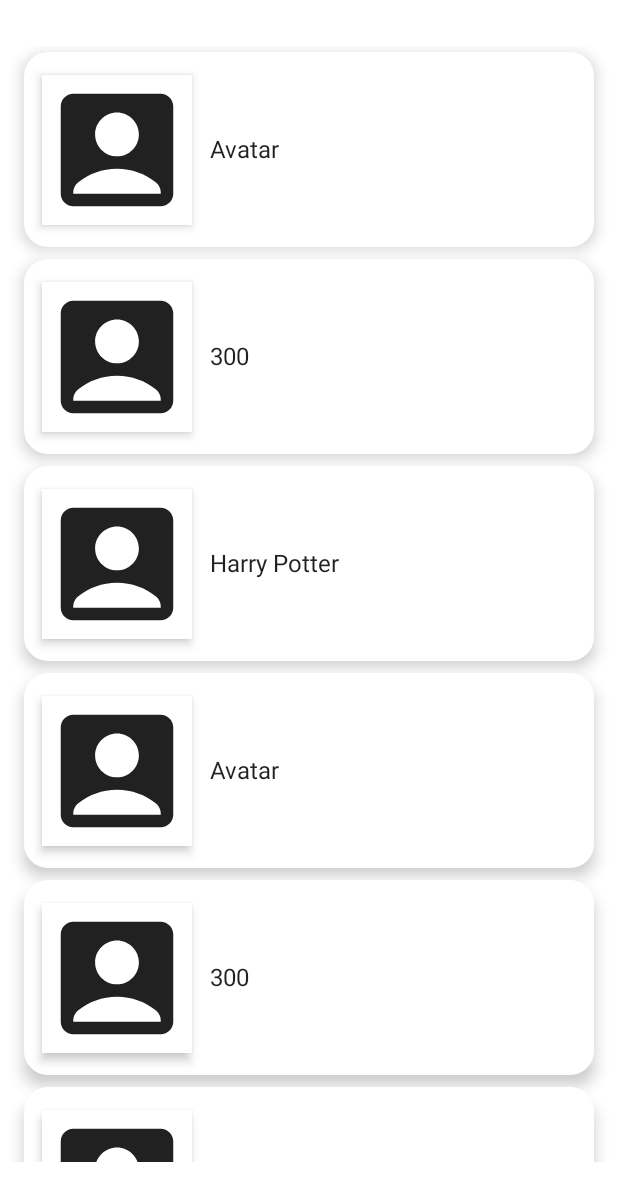
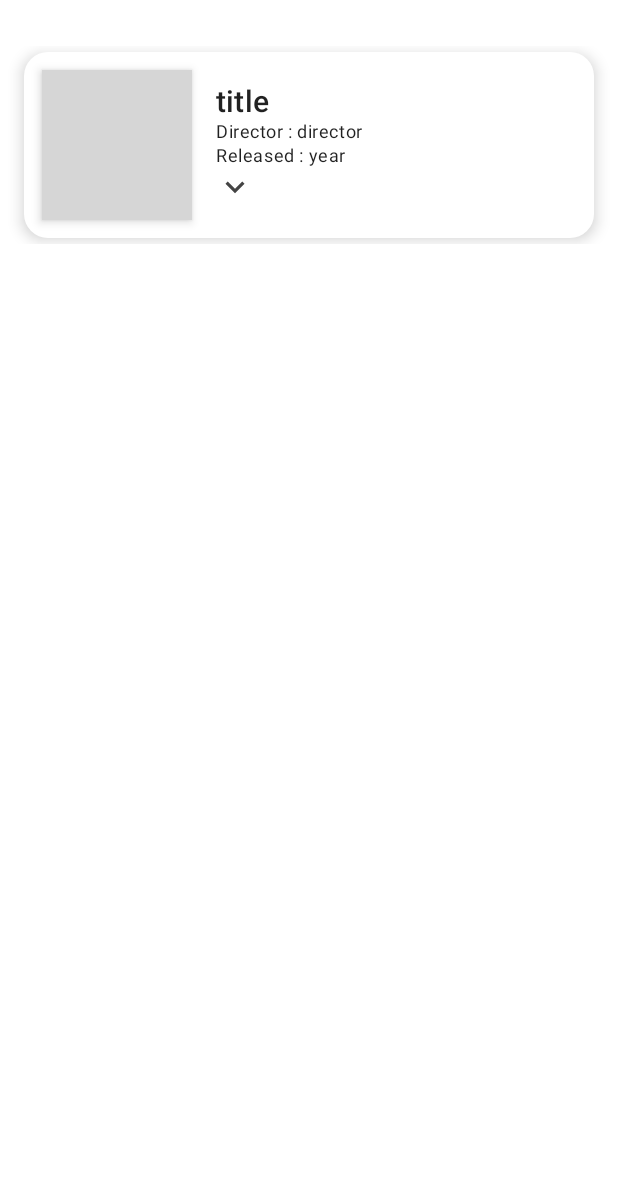
Before and after one commit to jdsaeyqo/composePractice, an Android app built with Jetpack Compose: the screen it shows after launch (MainActivity), on a phone screen of 412 x 824 dp, the part 56-1236 px from its top. Run offline under Robolectric (Android 15) with nearby library versions, the phone set to English and light mode, and no system bars; pictures from the network do not load; 3 statements that could not run were skipped; grey boxes are pictures that could not be loaded.

Commit message:
movie App

```diff
--- a/MovieApp/app/build.gradle
+++ b/MovieApp/app/build.gradle
@@ -60,6 +60,8 @@ dependencies {
     debugImplementation "androidx.compose.ui:ui-tooling:$compose_version"
 
     def nav_version = "2.5.2"
-
+    //Navigation
     implementation "androidx.navigation:navigation-compose:$nav_version"
+    //Coil
+    implementation  "io.coil-kt:coil-compose:1.4.0"
 }
--- a/MovieApp/app/src/main/AndroidManifest.xml
+++ b/MovieApp/app/src/main/AndroidManifest.xml
@@ -2,6 +2,7 @@
 <manifest xmlns:android="http://schemas.android.com/apk/res/android"
     package="com.example.movieapp">
 
+    <uses-permission android:name="android.permission.INTERNET"/>
     <application
         android:allowBackup="true"
         android:icon="@mipmap/ic_launcher"
--- /dev/null
+++ b/MovieApp/app/src/main/java/com/example/movieapp/model/Movie.kt
@@ -0,0 +1,34 @@
+package com.example.movieapp.model
+
+data class Movie(
+    val id: String,
+    val title: String,
+    val year: String,
+    val genre: String,
+    val director: String,
+    val actors: String,
+    val plot: String,
+    val poster: String,
+    val images: List<String>,
+    val rating: String
+)
+
+fun getMovies(): List<Movie> {
+    return listOf(
+        Movie(
+            "id",
+            "title",
+            "year",
+            "genre",
+            "director",
+            "actors",
+            "plot",
+            "https://www.justwatch.com/images/poster/242349782/s166/시즌-1",
+            listOf(
+                "https://image.lawtimes.co.kr/images/82883.jpg",
+                "https://t1.daumcdn.net/cfile/tistory/242AC8405954B6431C"
+            ),
+            "1"
+        )
+    )
+}
--- a/MovieApp/app/src/main/java/com/example/movieapp/screens/home/HomeScreen.kt
+++ b/MovieApp/app/src/main/java/com/example/movieapp/screens/home/HomeScreen.kt
@@ -17,7 +17,10 @@ import androidx.compose.ui.graphics.Color
 import androidx.compose.ui.graphics.RectangleShape
 import androidx.compose.ui.unit.dp
 import androidx.navigation.NavController
+import com.example.movieapp.model.Movie
+import com.example.movieapp.model.getMovies
 import com.example.movieapp.navigation.MovieScreens
+import com.example.movieapp.widgets.MovieRow
 
 @Composable
 fun HomeScreen(navController: NavController){
@@ -35,14 +38,8 @@ fun HomeScreen(navController: NavController){
 @Composable
 fun MainContent(
     navController: NavController,
-    movieList: List<String> = listOf(
-        "Avatar",
-        "300",
-        "Harry Potter",
-        "Avatar",
-        "300",
-        "Harry Potter"
-    )
+    movieList: List<Movie> = getMovies()
+
 ) {
     Column(modifier = Modifier.padding(12.dp)) {
         LazyColumn {
@@ -58,37 +55,3 @@ fun MainContent(
     }
 
 }
-
-@Composable
-fun MovieRow(movie: String, onItemClick : (String) -> Unit = {}) {
-
-    Card(
-        modifier = Modifier
-            .padding(4.dp)
-            .fillMaxWidth()
-            .height(130.dp)
-            .clickable {
-                onItemClick(movie)
-            },
-
-        shape = RoundedCornerShape(corner = CornerSize(16.dp)),
-        elevation = 6.dp
-    ) {
-        Row(
-            verticalAlignment = Alignment.CenterVertically,
-            horizontalArrangement = Arrangement.Start
-        ) {
-            Surface(
-                modifier = Modifier
-                    .padding(12.dp)
-                    .size(100.dp),
-                shape = RectangleShape,
-                elevation = 4.dp
-            ) {
-                Icon(imageVector = Icons.Default.AccountBox, contentDescription = "Movie Image")
-            }
-            Text(text = movie)
-        }
-    }
-
-}
--- /dev/null
+++ b/MovieApp/app/src/main/java/com/example/movieapp/widgets/widgets.kt
@@ -0,0 +1,115 @@
+package com.example.movieapp.widgets
+
+import androidx.compose.animation.AnimatedVisibility
+import androidx.compose.animation.ExperimentalAnimationApi
+import androidx.compose.foundation.Image
+import androidx.compose.foundation.clickable
+import androidx.compose.foundation.layout.*
+import androidx.compose.foundation.shape.CornerSize
+import androidx.compose.foundation.shape.RoundedCornerShape
+import androidx.compose.material.*
+import androidx.compose.material.icons.Icons
+import androidx.compose.material.icons.filled.KeyboardArrowDown
+import androidx.compose.material.icons.filled.KeyboardArrowUp
+import androidx.compose.runtime.*
+import androidx.compose.ui.Alignment
+import androidx.compose.ui.Modifier
+import androidx.compose.ui.graphics.Color
+import androidx.compose.ui.graphics.RectangleShape
+import androidx.compose.ui.text.SpanStyle
+import androidx.compose.ui.text.buildAnnotatedString
+import androidx.compose.ui.text.font.FontWeight
+import androidx.compose.ui.text.withStyle
+import androidx.compose.ui.tooling.preview.Preview
+import androidx.compose.ui.unit.dp
+import androidx.compose.ui.unit.sp
+import coil.compose.rememberImagePainter
+import coil.transform.CircleCropTransformation
+import com.example.movieapp.model.Movie
+import com.example.movieapp.model.getMovies
+
+
+@OptIn(ExperimentalAnimationApi::class)
+@Preview
+@Composable
+fun MovieRow(movie: Movie = getMovies()[0], onItemClick: (String) -> Unit = {}) {
+
+    val expanded = remember {
+        mutableStateOf(false)
+    }
+    Card(
+        modifier = Modifier
+            .padding(4.dp)
+            .fillMaxWidth()
+            .clickable {
+                onItemClick(movie.id)
+            },
+
+        shape = RoundedCornerShape(corner = CornerSize(16.dp)),
+        elevation = 6.dp
+    ) {
+        Row(
+            verticalAlignment = Alignment.CenterVertically,
+            horizontalArrangement = Arrangement.Start
+        ) {
+            Surface(
+                modifier = Modifier
+                    .padding(12.dp)
+                    .size(100.dp),
+                shape = RectangleShape,
+                elevation = 4.dp
+            ) {
+
+                Image(painter = rememberImagePainter(data = movie.poster, builder = {
+                    crossfade(true)
+                    transformations(CircleCropTransformation())
+                }), contentDescription = "Movie Poster")
+//                Icon(imageVector = Icons.Default.AccountBox, contentDescription = "Movie Image")
+            }
+            Column(modifier = Modifier.padding(4.dp)) {
+                Text(text = movie.title, style = MaterialTheme.typography.h6)
+                Text(
+                    text = "Director : ${movie.director}",
+                    style = MaterialTheme.typography.caption
+                )
+                Text(text = "Released : ${movie.year}", style = MaterialTheme.typography.caption)
+
+                AnimatedVisibility(visible = expanded.value) {
+
+                    Column {
+                        Text(buildAnnotatedString {
+                            withStyle(style = SpanStyle(color = Color.DarkGray, fontSize = 13.sp)) {
+                                append("Plot : ")
+                            }
+                            withStyle(
+                                style = SpanStyle(
+                                    color = Color.DarkGray,
+                                    fontSize = 13.sp,
+                                    fontWeight = FontWeight.Light
+                                )
+                            ) {
+                                append(movie.plot)
+                            }
+                        }, modifier = Modifier.padding(6.dp))
+
+                        Divider(modifier = Modifier.padding(3.dp))
+                        Text(text = "Director : ${movie.director}", style = MaterialTheme.typography.caption)
+                        Text(text = "Actors : ${movie.actors}", style = MaterialTheme.typography.caption)
+                        Text(text = "Rating : ${movie.rating}", style = MaterialTheme.typography.caption)
+                    }
+                }
+
+                Icon(
+                    imageVector = if (expanded.value) Icons.Filled.KeyboardArrowUp else Icons.Filled.KeyboardArrowDown,
+                    contentDescription = "Down Arrow",
+                    modifier = Modifier
+                        .size(25.dp)
+                        .clickable { expanded.value = !expanded.value },
+                    tint = Color.DarkGray
+                )
+            }
+        }
+
+    }
+
+}
```
Also changed, not shown: MovieApp/app/src/main/java/com/example/movieapp/screens/details/DetailsScreen.kt (+37 -5 lines).
